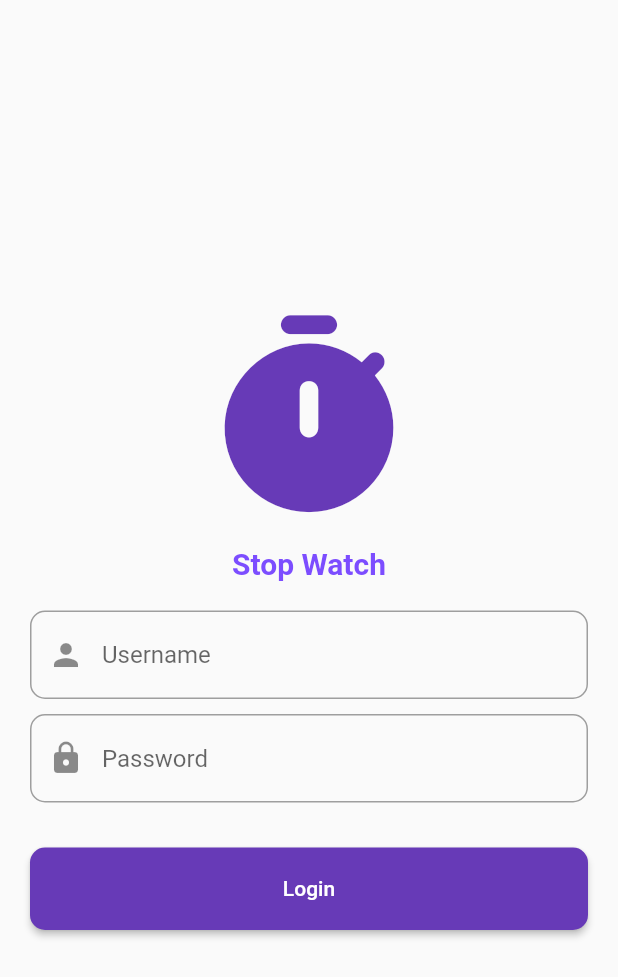
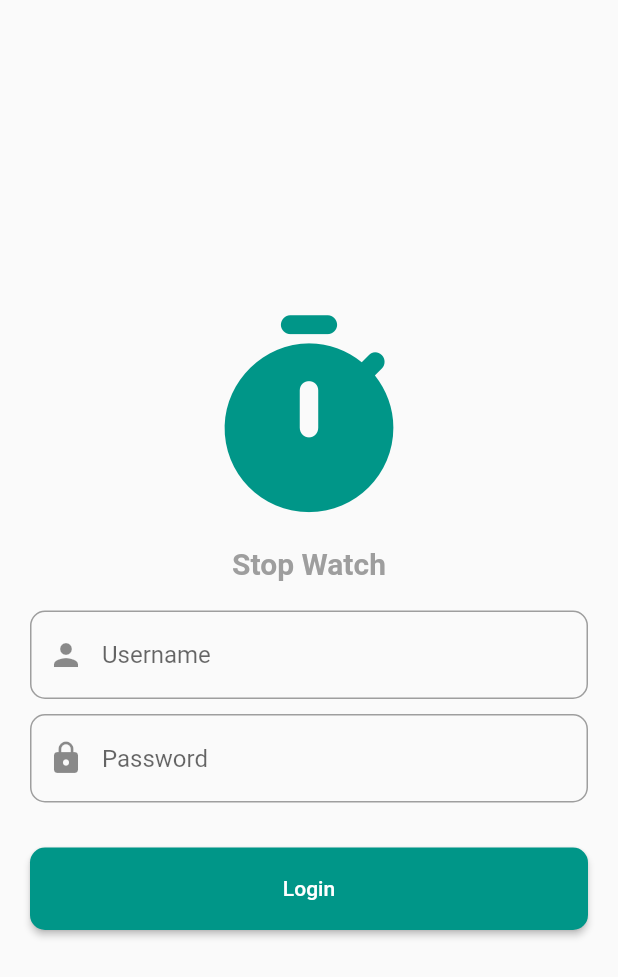
Before and after one commit to rayhannaufal/stopwatch-flutter, a Flutter app: the LoginPage screen opened directly, on a phone screen of 412 x 824 dp. Shown: the top 977 px of the screen. Run offline on Flutter 3.47's test engine with Material 2 defaults, Android fonts, the phone set to English and light mode, and no system bars; our stand-ins replace carousel_slider; network calls fail.

Commit message:
third commit

```diff
--- a/lib/loginpage.dart
+++ b/lib/loginpage.dart
@@ -21,14 +21,14 @@ class _LoginPageState extends State<LoginPage> {
         child: Column(
           mainAxisAlignment: MainAxisAlignment.center,
           children: [
-            Icon(Icons.timer_rounded,size: 150,color: (isLogin) ? Colors.deepPurple : Colors.red,),
+            Icon(Icons.timer_rounded,size: 150,color: (isLogin) ? Colors.teal : Colors.red,),
             SizedBox(height: 10,),
             Text(
               'Stop Watch',
               style: TextStyle(
                 fontSize: 20,
                 fontWeight: FontWeight.bold,
-                color: (isLogin) ? Colors.deepPurpleAccent : Colors.redAccent
+                color: (isLogin) ? Colors.grey : Colors.redAccent
               ),
             ),
             SizedBox(height: 20,),
@@ -90,7 +90,7 @@ class _LoginPageState extends State<LoginPage> {
                 ScaffoldMessenger.of(context).showSnackBar(snackBar);
               },
               style: ElevatedButton.styleFrom(
-                backgroundColor: (isLogin) ? Colors.deepPurple : Colors.red,
+                backgroundColor: (isLogin) ? Colors.teal : Colors.red,
                 minimumSize: Size.fromHeight(55),
                 shape: RoundedRectangleBorder(
                   borderRadius: BorderRadius.circular(10)
--- a/lib/main.dart
+++ b/lib/main.dart
@@ -1,7 +1,5 @@
 import 'package:flutter/material.dart';
 import 'package:flutter_tugas2/loginpage.dart';
-import 'package:flutter_tugas2/mainpage.dart';
-
 void main() {
   runApp(const MyApp());
 }
@@ -15,7 +13,7 @@ class MyApp extends StatelessWidget {
       theme: ThemeData(primarySwatch: Colors.teal),
       debugShowCheckedModeBanner: false,
       title: 'Tugas 2',
-      home: MainPage(),
+      home: LoginPage(),
     );
   }
 }
```
Also changed, not shown: lib/homepage.dart (+16 -8 lines).
